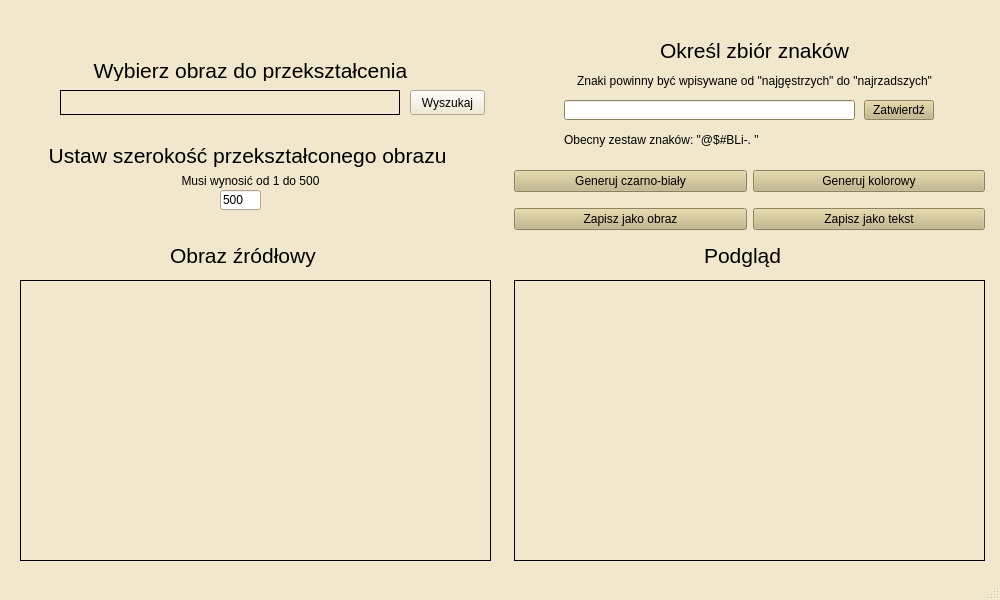
Before: the Qt Designer form asciiConverterMainWindow.ui in petrynski/PythonASCII, drawn with Qt 5.
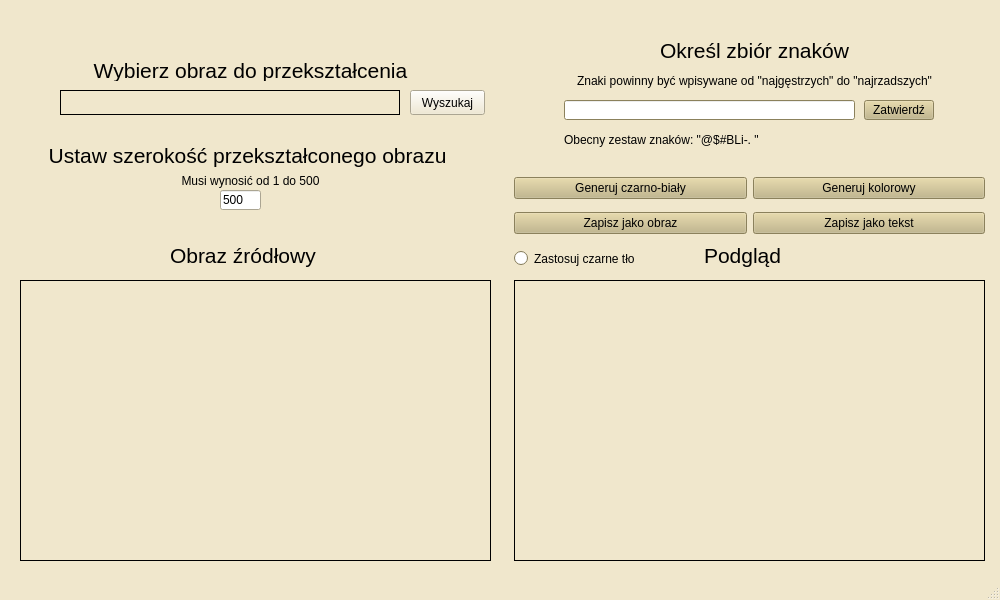
After: the same form once the commit is applied.

Commit message: Added full functionality: generating preview image, saving as colour image or black and white, saving as .txt file, dark background generating mode added

The edit to the form file:
```diff
--- a/asciiConverterMainWindow.ui
+++ b/asciiConverterMainWindow.ui
@@ -1115,9 +1115,9 @@
         <property name="geometry">
          <rect>
           <x>10</x>
-          <y>150</y>
+          <y>160</y>
           <width>471</width>
-          <height>81</height>
+          <height>71</height>
          </rect>
         </property>
         <layout class="QGridLayout" name="gridLayout">
@@ -1196,6 +1196,19 @@
          <string>Zatwierdź</string>
         </property>
        </widget>
+       <widget class="QRadioButton" name="DarkModeButton">
+        <property name="geometry">
+         <rect>
+          <x>10</x>
+          <y>240</y>
+          <width>121</width>
+          <height>17</height>
+         </rect>
+        </property>
+        <property name="text">
+         <string>Zastosuj czarne tło</string>
+        </property>
+       </widget>
       </widget>
      </item>
     </layout>
```
The commit also changes 1 other file.
